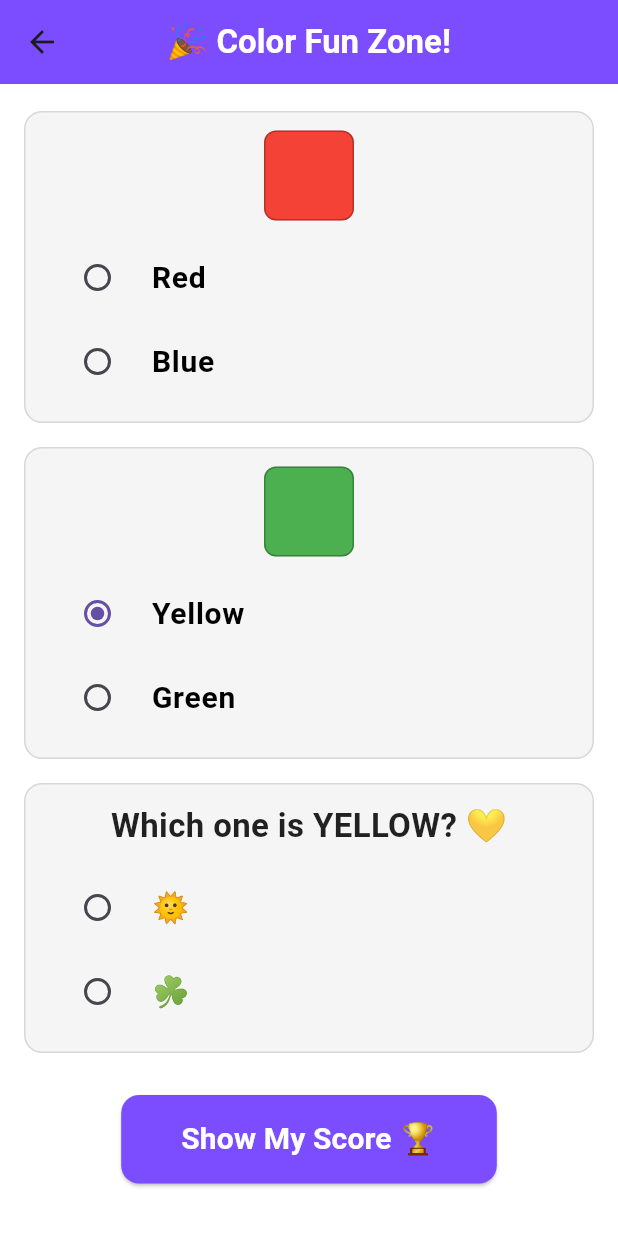
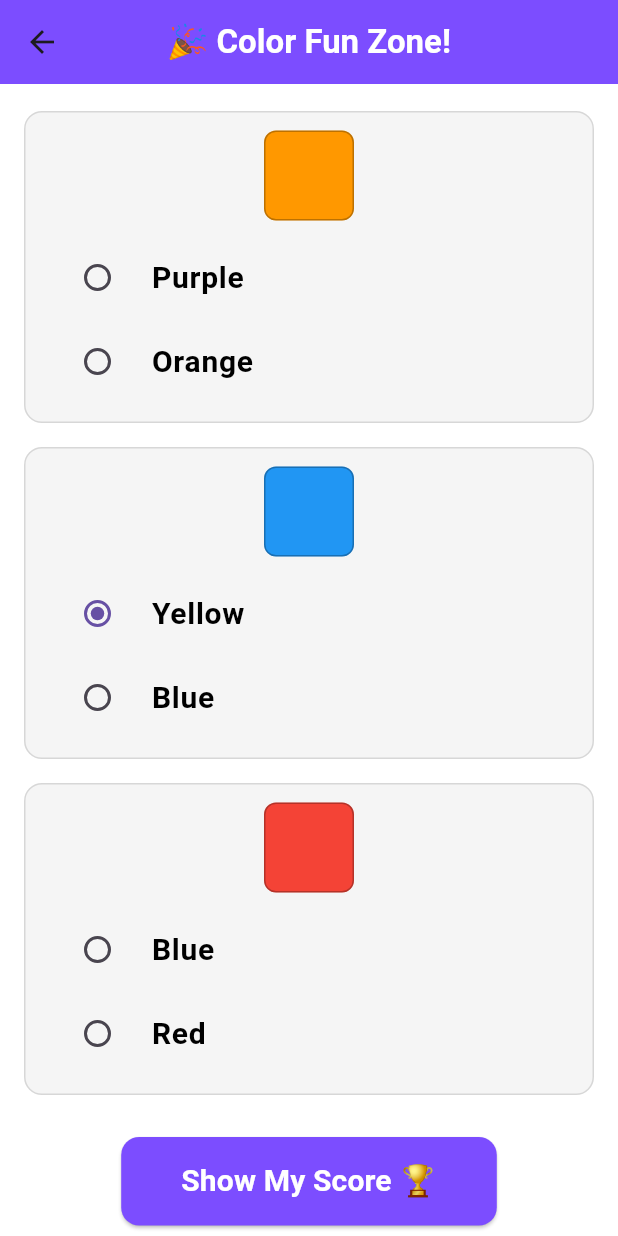
Before and after one commit to HananAlYassine/ColorLand_Project, a Flutter app: the QuizPage screen opened directly, after a tap on "Yellow", on a phone screen of 412 x 824 dp. Run offline on Flutter 3.47's test engine with Material 3 defaults, Android fonts, the phone set to English and light mode, and no system bars.

Commit message:
Quiz.dart and colors.dart pages updated

```diff
--- a/lib/Quiz.dart
+++ b/lib/Quiz.dart
@@ -1,3 +1,5 @@
+
+import 'dart:math';
 import 'package:flutter/material.dart';
 import 'Score.dart';
 
@@ -13,6 +15,49 @@ class _QuizPageState extends State<QuizPage> {
   List<dynamic> selectedAnswers = [null, null, null];
   int score = 0;
 
+  final Map<Color, String> colorNames = {
+    Colors.red: "Red",
+    Colors.green: "Green",
+    Colors.blue: "Blue",
+    Colors.yellow: "Yellow",
+    Colors.orange: "Orange",
+    Colors.purple: "Purple",
+  };
+
+  late List<QuestionModel> questions;
+
+  @override
+  void initState() {
+    super.initState();
+    generateRandomQuestions();
+  }
+
+  void generateRandomQuestions() {
+    final random = Random();
+    final availableColors = colorNames.keys.toList();
+
+    questions = List.generate(3, (index) {
+      // random rectangle color
+      Color pickedColor = availableColors[random.nextInt(availableColors.length)];
+      String correctAnswer = colorNames[pickedColor]!;
+
+      // create options list containing correct answer & one random wrong answer
+      String wrongAnswer;
+      do {
+        wrongAnswer = colorNames[availableColors[random.nextInt(availableColors.length)]]!;
+      } while (wrongAnswer == correctAnswer);
+
+      // shuffle options
+      List<String> options = [correctAnswer, wrongAnswer]..shuffle();
+
+      return QuestionModel(
+        shapeColor: pickedColor,
+        options: options,
+        correctAnswer: correctAnswer,
+      );
+    });
+  }
+
   void updateAnswer(int index, dynamic value) {
     setState(() {
       selectedAnswers[index] = value;
@@ -20,57 +65,39 @@ class _QuizPageState extends State<QuizPage> {
   }
 
   void calculateScore() {
-    List<dynamic> correctAnswers = ["Red", "Green", "🌞"];
     int tempScore = 0;
-    for (int i = 0; i < correctAnswers.length; i++) {
-      if (selectedAnswers[i] == correctAnswers[i]) tempScore++;
+    for (int i = 0; i < questions.length; i++) {
+      if (selectedAnswers[i] == questions[i].correctAnswer) {
+        tempScore++;
+      }
     }
     setState(() {
       score = tempScore;
     });
-
   }
 
   @override
   Widget build(BuildContext context) {
     return Scaffold(
       appBar: AppBar(
-        title: const Text("🎉 Color Fun Zone!" ,
-          style: TextStyle(
-              fontWeight: FontWeight.bold ,
-              color: Colors.white),),
-
+        title: const Text(
+          "🎉 Color Fun Zone!",
+          style: TextStyle(fontWeight: FontWeight.bold, color: Colors.white),
+        ),
         centerTitle: true,
         backgroundColor: Colors.deepPurpleAccent,
       ),
       backgroundColor: Colors.white,
-      body:
-      SingleChildScrollView(
-
+      body: SingleChildScrollView(
         padding: const EdgeInsets.symmetric(horizontal: 16, vertical: 10),
         child: Column(
           children: [
+            for (int i = 0; i < questions.length; i++)
               QuizQuestion(
-              shapeColor: Colors.red,
-              options: ["Red", "Blue"],
-              selectedAnswer: selectedAnswers[0],
-              onSelect: (val) => updateAnswer(0, val),
-            ),
-
-
-            QuizQuestion(
-              shapeColor: Colors.green,
-              options: ["Yellow", "Green"],
-              selectedAnswer: selectedAnswers[1],
-              onSelect: (val) => updateAnswer(1, val),
-            ),
-
-
-            QuizQuestion(
-              questionText: " Which one is YELLOW? 💛 ",
-              options: ["🌞", "☘️"],
-              selectedAnswer: selectedAnswers[2],
-              onSelect: (val) => updateAnswer(2, val),
+                shapeColor: questions[i].shapeColor,
+                options: questions[i].options,
+                selectedAnswer: selectedAnswers[i],
+                onSelect: (val) => updateAnswer(i, val),
               ),
 
             const SizedBox(height: 20),
@@ -78,51 +105,58 @@ class _QuizPageState extends State<QuizPage> {
             ElevatedButton(
               onPressed: () {
                 calculateScore();
-                // When pressed, navigate to the Score Page
                 Navigator.push(
                   context,
                   MaterialPageRoute(
                     builder: (context) => ScorePage(
                       score: score,
-                      totalQuestions: selectedAnswers.length,
+                      totalQuestions: questions.length,
                     ),
                   ),
                 );
               },
               style: ElevatedButton.styleFrom(
-                backgroundColor:Colors.deepPurpleAccent,
-                padding:
-                const EdgeInsets.symmetric(horizontal: 40, vertical: 15),
+                backgroundColor: Colors.deepPurpleAccent,
+                padding: const EdgeInsets.symmetric(horizontal: 40, vertical: 15),
                 shape: RoundedRectangleBorder(
                     borderRadius: BorderRadius.circular(12)),
               ),
               child: const Text(
                 "Show My Score 🏆",
-                style: TextStyle(fontSize: 20, fontWeight: FontWeight.bold ,
-                color: Colors.white),
+                style: TextStyle(
+                    fontSize: 20, fontWeight: FontWeight.bold, color: Colors.white),
               ),
             ),
           ],
         ),
       ),
-
     );
   }
 }
 
+class QuestionModel {
+  final Color shapeColor;
+  final List<String> options;
+  final String correctAnswer;
+
+  QuestionModel({
+    required this.shapeColor,
+    required this.options,
+    required this.correctAnswer,
+  });
+}
+
 class QuizQuestion extends StatelessWidget {
-  final Color? shapeColor;
-  final String? questionText;
+  final Color shapeColor;
   final List<String> options;
   final dynamic selectedAnswer;
   final Function(dynamic) onSelect;
 
   const QuizQuestion({
     super.key,
-    this.shapeColor,
-    this.questionText,
+    required this.shapeColor,
     required this.options,
-    this.selectedAnswer,
+    required this.selectedAnswer,
     required this.onSelect,
   });
 
@@ -138,25 +172,18 @@ class QuizQuestion extends StatelessWidget {
       ),
       child: Column(
         children: [
-
-          if (shapeColor != null)
           Container(
             width: 60,
             height: 60,
             decoration: BoxDecoration(
               color: shapeColor,
               borderRadius: BorderRadius.circular(8),
-                  border: Border.all(color: Colors.black26)),
+              border: Border.all(color: Colors.black26),
             ),
-          if (questionText != null)
-            Text(
-              questionText!,
-              style: const TextStyle(
-                  fontSize: 22,
-                  fontWeight: FontWeight.bold,
-                  color: Colors.black87),
           ),
+
           const SizedBox(height: 10),
+
           Column(
             children: options.map((option) {
               return RadioListTile<String>(
@@ -166,9 +193,7 @@ class QuizQuestion extends StatelessWidget {
                 title: Text(
                   option,
                   style: const TextStyle(
-                      fontSize: 20,
-                      fontWeight: FontWeight.bold,
-                      color: Colors.black),
+                      fontSize: 20, fontWeight: FontWeight.bold, color: Colors.black),
                 ),
               );
             }).toList(),
```
Lines whose indentation alone changed are shown as unchanged.
